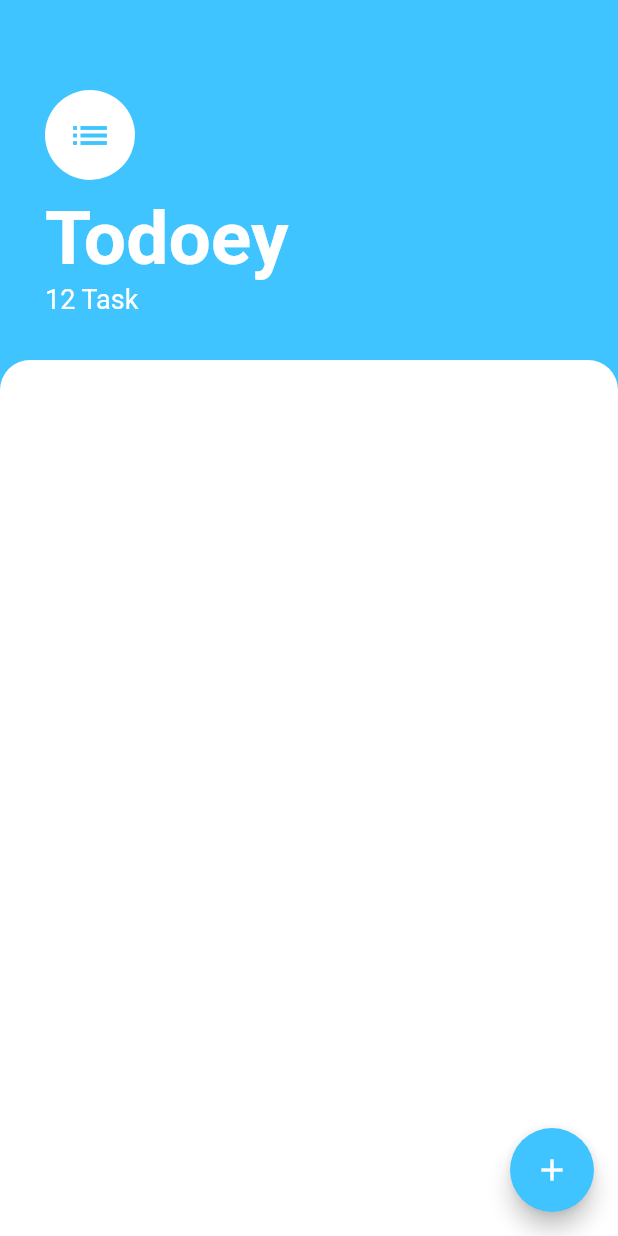
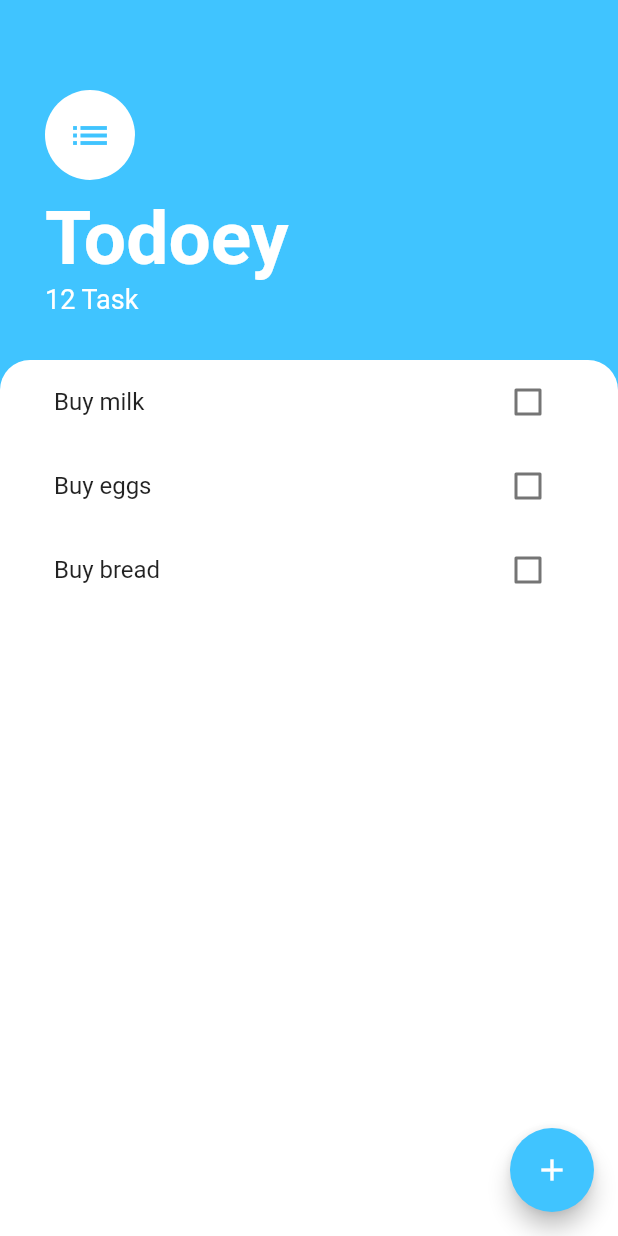
Before and after one commit to djeriko/todoey_flutter, a Flutter app: the screen it shows after launch, on a phone screen of 412 x 824 dp. Run offline on Flutter 3.47's test engine with Material 2 defaults, Android fonts, the phone set to English and light mode, and no system bars.

Commit message:
before merge

```diff
--- /dev/null
+++ b/lib/models/task.dart
@@ -0,0 +1,11 @@
+class Task {
+
+  final String name;
+  bool isDone;
+
+  Task ({this.name, this.isDone = false});
+
+  void toggleDone(){
+    isDone = !isDone;
+  }
+}
--- a/lib/screens/tasks_screen.dart
+++ b/lib/screens/tasks_screen.dart
@@ -1,11 +1,21 @@
 import 'package:flutter/material.dart';
+import 'package:todoey_flutter/widgets/task_list.dart';
+import 'add_task_screen.dart';
 
 class TasksScreen extends StatelessWidget {
+  final List<String> todoList = ["Buy milk", "Buy eggs", "Buy bread"];
+
   @override
   Widget build(BuildContext context) {
     return Scaffold(
       backgroundColor: Colors.lightBlueAccent,
-      floatingActionButton: FloatingActionButton(onPressed: null, child: Icon(Icons.add), backgroundColor: Colors.lightBlueAccent,),
+      floatingActionButton: FloatingActionButton(
+        onPressed: () {
+          showModalBottomSheet(context: context, builder:(context) => AddTaskScreen());
+        },
+        child: Icon(Icons.add),
+        backgroundColor: Colors.lightBlueAccent,
+      ),
       body: Column(
         crossAxisAlignment: CrossAxisAlignment.start,
         children: <Widget>[
@@ -48,12 +58,13 @@ class TasksScreen extends StatelessWidget {
           // White part
           Expanded(
             child: Container(
-              decoration: BoxDecoration(
-                  color: Colors.white,
-                  borderRadius: BorderRadius.only(
-                      topLeft: Radius.circular(20),
-                      topRight: Radius.circular(20.0))),
-            ),
+                padding: EdgeInsets.symmetric(horizontal: 20),
+                decoration: BoxDecoration(
+                    color: Colors.white,
+                    borderRadius: BorderRadius.only(
+                        topLeft: Radius.circular(20),
+                        topRight: Radius.circular(20.0))),
+                child: new TasksList()),
           ),
         ],
       ),
--- /dev/null
+++ b/lib/widgets/task_list.dart
@@ -0,0 +1,35 @@
+import 'package:flutter/material.dart';
+import 'package:todoey_flutter/models/task.dart';
+import 'task_tile.dart';
+
+class TasksList extends StatefulWidget {
+  @override
+  _TasksListState createState() => _TasksListState();
+}
+
+class _TasksListState extends State<TasksList> {
+  List<Task> tasks = [
+    Task(name: 'Buy milk'),
+    Task(name: 'Buy eggs'),
+    Task(name: 'Buy bread'),
+  ];
+
+
+  @override
+  Widget build(BuildContext context) {
+    return ListView.builder(
+      itemCount: tasks.length,
+      itemBuilder: (context, index) {
+        return TaskTile(
+          taskTitle: tasks[index].name,
+          isChecked: tasks[index].isDone,
+          checkboxCallback: (checkboxState) {
+            setState(() {
+              tasks[index].toggleDone();
+            });
+          },
+        );
+      },
+    );
+  }
+}
--- /dev/null
+++ b/lib/widgets/task_tile.dart
@@ -0,0 +1,26 @@
+import 'package:flutter/material.dart';
+
+class TaskTile extends StatelessWidget {
+
+  final bool isChecked;
+  final String taskTitle;
+  final Function checkboxCallback;
+
+  TaskTile({this.isChecked, this.taskTitle, this.checkboxCallback});
+
+  @override
+  Widget build(BuildContext context) {
+    return ListTile(
+      title: Text(
+        taskTitle,
+        style: TextStyle(
+            decoration: isChecked ? TextDecoration.lineThrough : null),
+      ),
+      trailing: Checkbox(
+        activeColor: Colors.lightBlueAccent,
+        value: isChecked,
+        onChanged: checkboxCallback,
+      ),
+    );
+  }
+}
```
Also changed, not shown: lib/screens/add_task_screen.dart (added, +44 -0 lines).
